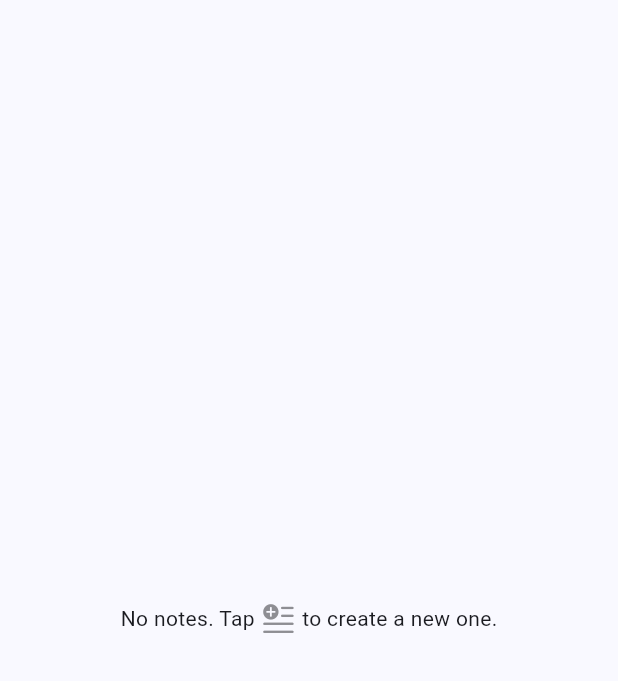
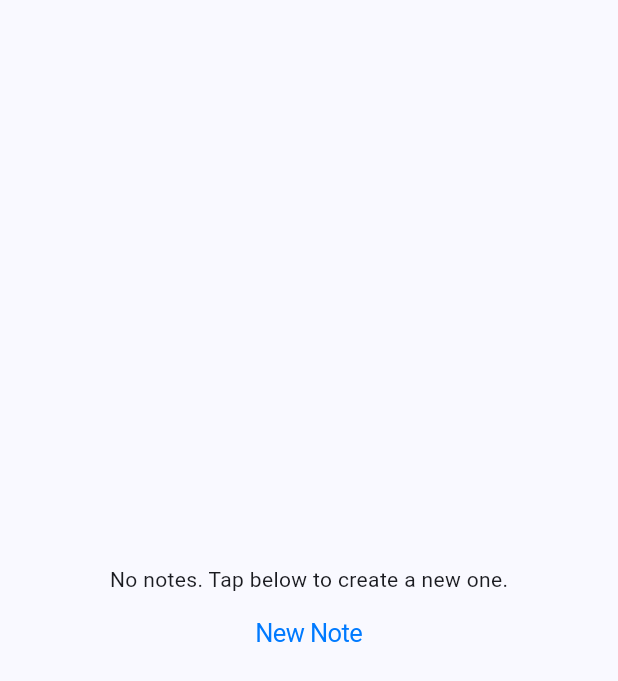
Before and after one commit to emircihangir/private-notes-mobile-app, a Flutter app: what noNotesView() shows on an empty page, opened directly, on a phone screen of 412 x 824 dp. Shown: the top 681 px of the screen. Run offline on Flutter 3.47's test engine with Material 3 defaults, Android fonts, the phone set to English and light mode, and no system bars; our stand-ins replace flutter_svg.

Commit message:
Improved noNotesView

```diff
--- a/lib/main.dart
+++ b/lib/main.dart
@@ -239,11 +239,7 @@ Widget notesPage(BuildContext context) {
                 CupertinoIcons.text_badge_plus,
                 size: 24,
               ),
-              onPressed: () {
-                Navigator.of(context).push(CupertinoPageRoute(
-                  builder: (context) => notePage(context),
-                ));
-              }),
+              onPressed: () => createNewNote(context)),
           CupertinoButton(
               sizeStyle: CupertinoButtonSize.small,
               child: Icon(
@@ -259,8 +255,14 @@ Widget notesPage(BuildContext context) {
         ],
       ),
     ),
-    child: SafeArea(child: dummyNotesView(context)),
+    child: SafeArea(child: noNotesView(context)),
   );
+}
+
+void createNewNote(BuildContext context) {
+  Navigator.of(context).push(CupertinoPageRoute(
+    builder: (context) => notePage(context),
+  ));
 }
 
 Widget settingsModal() {
@@ -344,16 +346,14 @@ Widget notePage(BuildContext context) {
 
 Widget noNotesView(BuildContext context) {
   return Center(
-    child: Row(
+    child: Column(
       mainAxisAlignment: MainAxisAlignment.center,
       children: [
-        Text("No notes. Tap "),
-        Icon(
-          CupertinoIcons.text_badge_plus,
-          size: 24,
-          color: CupertinoColors.systemGrey,
-        ),
-        Text(" to create a new one.")
+        Text("No notes. Tap below to create a new one."),
+        CupertinoButton(
+          child: Text("New Note"),
+          onPressed: () => createNewNote(context),
+        )
       ],
     ),
   );
```
